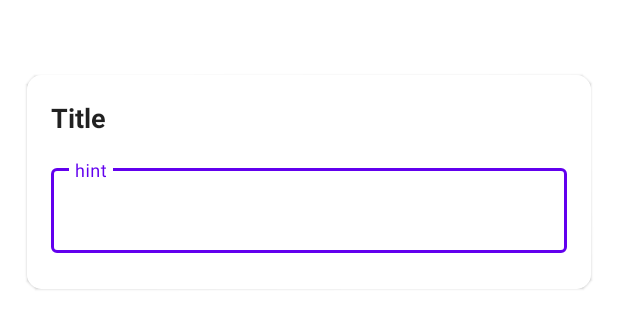
After one commit to jhonatansabadi/android-dialog, an Android app: the layout edit_text_dialog.xml on its own in the app's theme, with its tools: preview values and no code run, on a phone screen of 412 x 824 dp. The commit adds this screen. Shown: the top 329 px of the screen. Run offline under Robolectric (Android 15) with nearby library versions, the phone set to English and light mode, and no system bars.

Commit message:
Adicionando custom input text

```diff
--- /dev/null
+++ b/android-dialog/src/main/java/jhonatan/sabadi/android_dialog/dialog/EditTextDialog.kt
@@ -0,0 +1,34 @@
+package jhonatan.sabadi.android_dialog.dialog
+
+import android.app.Activity
+import android.text.InputType
+import android.text.method.TransformationMethod
+import android.view.View
+import com.airbnb.lottie.LottieDrawable
+import com.google.android.material.textfield.TextInputEditText
+import jhonatan.sabadi.android_dialog.R
+import kotlinx.android.synthetic.main.edit_text_dialog.view.*
+import kotlinx.android.synthetic.main.lottie_dialog.view.*
+
+class EditTextDialog(
+        activity: Activity
+) : BaseDialog(activity, R.layout.edit_text_dialog) {
+
+//
+//    fun setInputType(inputType: Int) {
+//        customView.inputText.inputType = inputType
+//    }
+//
+//    var hint: String
+//        get() = ""
+//        set(value) {
+//            customView.inputText.hint = value
+//        }
+
+    var customInputText: View = customView.inputText.rootView
+
+}
+
+fun Activity.editTextDialog(init: EditTextDialog.() -> Unit) {
+    EditTextDialog(this).apply(init)
+}
--- /dev/null
+++ b/android-dialog/src/main/res/layout/edit_text_dialog.xml
@@ -0,0 +1,95 @@
+<?xml version="1.0" encoding="utf-8"?>
+
+<androidx.constraintlayout.widget.ConstraintLayout xmlns:android="http://schemas.android.com/apk/res/android"
+    xmlns:app="http://schemas.android.com/apk/res-auto"
+    xmlns:tools="http://schemas.android.com/tools"
+    android:layout_width="match_parent"
+    android:layout_height="wrap_content"
+    android:background="@android:color/transparent"
+    android:paddingLeft="0dp"
+    android:paddingTop="32dp"
+    android:paddingRight="0dp"
+    android:paddingBottom="32dp">
+
+    <com.google.android.material.card.MaterialCardView
+        android:layout_width="match_parent"
+        android:layout_height="wrap_content"
+        android:layout_gravity="center_horizontal"
+        android:layout_margin="18dp"
+        android:layout_marginBottom="32dp"
+        app:cardBackgroundColor="?android:attr/colorBackground"
+        app:cardCornerRadius="10dp"
+        app:layout_constraintBottom_toBottomOf="parent"
+        app:layout_constraintEnd_toEndOf="parent"
+        app:layout_constraintStart_toStartOf="parent"
+        app:layout_constraintTop_toTopOf="parent">
+
+        <androidx.constraintlayout.widget.ConstraintLayout
+            android:id="@+id/constraint_multi_choice"
+            android:layout_width="match_parent"
+            android:layout_height="match_parent"
+            android:background="?android:attr/colorBackground"
+            android:orientation="vertical">
+
+
+            <androidx.appcompat.widget.AppCompatImageView
+                android:id="@+id/imageDialog"
+                android:layout_width="match_parent"
+                android:layout_height="150dp"
+                android:scaleType="centerCrop"
+                android:visibility="gone"
+                app:layout_constraintEnd_toEndOf="parent"
+                app:layout_constraintStart_toStartOf="parent"
+                app:layout_constraintTop_toBottomOf="@+id/lottieDialog" />
+
+            <com.airbnb.lottie.LottieAnimationView
+                android:id="@+id/lottieDialog"
+                android:layout_width="0dp"
+                android:layout_height="@dimen/dimen_lottie_image"
+                android:scaleType="centerCrop"
+                android:visibility="gone"
+                app:layout_constraintEnd_toEndOf="parent"
+                app:layout_constraintStart_toStartOf="parent"
+                app:layout_constraintTop_toTopOf="parent" />
+
+            <com.google.android.material.textfield.TextInputLayout
+                android:id="@+id/inputTextLayout"
+                style="@style/Widget.MaterialComponents.TextInputLayout.OutlinedBox"
+                android:layout_width="match_parent"
+                android:layout_height="wrap_content"
+                android:layout_marginStart="16dp"
+                android:layout_marginTop="16dp"
+                android:layout_marginEnd="16dp"
+                app:layout_constraintEnd_toEndOf="parent"
+                app:layout_constraintStart_toStartOf="parent"
+                app:layout_constraintTop_toBottomOf="@id/include3">
+
+                <com.google.android.material.textfield.TextInputEditText
+                    android:id="@+id/inputText"
+                    android:hint="hint"
+                    android:layout_width="match_parent"
+                    android:layout_height="wrap_content"
+                    android:inputType="number" />
+
+            </com.google.android.material.textfield.TextInputLayout>
+
+            <include
+                android:id="@+id/include3"
+                layout="@layout/base_dialog"
+                app:layout_constraintEnd_toEndOf="parent"
+                app:layout_constraintStart_toStartOf="parent"
+                app:layout_constraintTop_toBottomOf="@+id/lottieDialog" />
+
+            <include
+                android:id="@+id/include2"
+                layout="@layout/base_dialog_actions"
+                android:layout_width="0dp"
+                android:layout_marginTop="8dp"
+                android:layout_height="wrap_content"
+                app:layout_constraintEnd_toEndOf="parent"
+                app:layout_constraintStart_toStartOf="parent"
+                app:layout_constraintTop_toBottomOf="@+id/inputTextLayout" />
+
+        </androidx.constraintlayout.widget.ConstraintLayout>
+    </com.google.android.material.card.MaterialCardView>
+</androidx.constraintlayout.widget.ConstraintLayout>
--- a/app/src/main/java/jhonatan/sabadi/androiddialogexample/MainActivity.kt
+++ b/app/src/main/java/jhonatan/sabadi/androiddialogexample/MainActivity.kt
@@ -9,12 +9,21 @@ import com.android.androiddialog.dialog.colorPickerDialog
 import com.android.androiddialog.dialog.lottieDialog
 import com.android.androiddialog.dialog.multiItemDialog
 import com.android.androiddialog.dialog.simpleDialog
+import jhonatan.sabadi.android_dialog.dialog.editTextDialog
 import kotlinx.android.synthetic.main.activity_main.*
 
 class MainActivity : AppCompatActivity() {
     override fun onCreate(savedInstanceState: Bundle?) {
         super.onCreate(savedInstanceState)
         setContentView(R.layout.activity_main)
+
+        editTextButton.setOnClickListener {
+            editTextDialog {
+                title = "teste"
+                actionButton("teste") {}
+            }
+        }
+
 
         simpleDialogButton.setOnClickListener {
             simpleDialog {
--- a/app/src/main/res/layout/activity_main.xml
+++ b/app/src/main/res/layout/activity_main.xml
@@ -45,4 +45,13 @@
         app:layout_constraintStart_toStartOf="@+id/multiItemDialogButton"
         app:layout_constraintTop_toBottomOf="@+id/multiItemDialogButton" />
 
+    <Button
+        android:id="@+id/editTextButton"
+        android:layout_width="0dp"
+        android:layout_height="wrap_content"
+        android:text="Edit Text Dialog"
+        app:layout_constraintEnd_toEndOf="@+id/colorPickerDialogButton"
+        app:layout_constraintStart_toStartOf="@+id/colorPickerDialogButton"
+        app:layout_constraintTop_toBottomOf="@+id/colorPickerDialogButton" />
+
 </androidx.constraintlayout.widget.ConstraintLayout>
```
